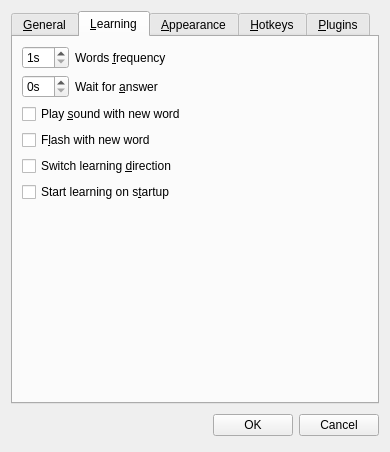
Above: source/settingsdialog.ui from martin-kudlicka/vocabulary-master before the change. Below: the same form after it.
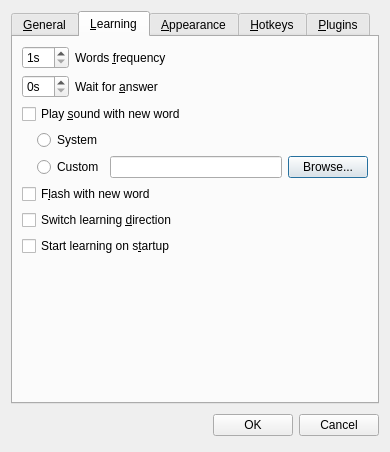
That is the form after the change. The open tabs and pages were chosen to show the change. Custom widgets are drawn as their Qt base class.

Commit message: + custom new word sound

Diff of the .ui file:
```diff
--- a/source/settingsdialog.ui
+++ b/source/settingsdialog.ui
@@ -200,7 +200,42 @@
         </widget>
        </item>
        <item>
-        <widget class="QCheckBox" name="cbNewWordFlash">
+        <layout class="QVBoxLayout" name="verticalLayout_12">
+         <property name="leftMargin">
+          <number>15</number>
+         </property>
+         <item>
+          <widget class="QRadioButton" name="qrbSoundSystem">
+           <property name="text">
+            <string>System</string>
+           </property>
+          </widget>
+         </item>
+         <item>
+          <layout class="QHBoxLayout" name="horizontalLayout_2">
+           <item>
+            <widget class="QRadioButton" name="qrbSoundCustom">
+             <property name="text">
+              <string>Custom</string>
+             </property>
+            </widget>
+           </item>
+           <item>
+            <widget class="QLineEdit" name="qleSoundCustom"/>
+           </item>
+           <item>
+            <widget class="QPushButton" name="qbpSoundBrowse">
+             <property name="text">
+              <string>Browse...</string>
+             </property>
+            </widget>
+           </item>
+          </layout>
+         </item>
+        </layout>
+       </item>
+       <item>
+        <widget class="QCheckBox" name="qcbNewWordFlash">
          <property name="text">
           <string>F&amp;lash with new word</string>
          </property>
```
Left out of the diff: 16 changed lines with no effect on the pictures. The commit also changes 5 other files.
